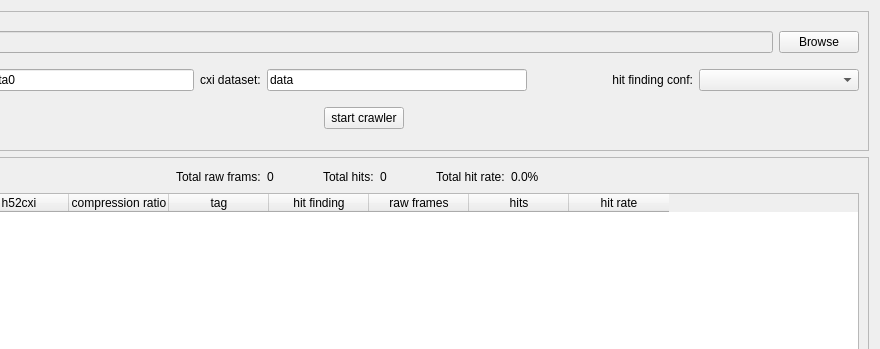
Old version of the form ui/jobs.ui in the repository LiuLab-CSRC/ClickX; both pictures show x 153 to 1033 and y 0 to 349 of the 1033 by 743 pixel window.
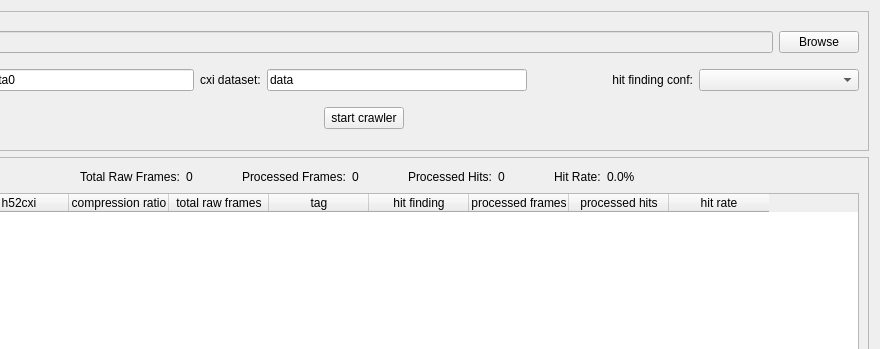
New version of the form.

The edit to the form file:
```diff
--- a/ui/jobs.ui
+++ b/ui/jobs.ui
@@ -192,7 +192,7 @@
           <item>
            <widget class="QLabel" name="label_5">
             <property name="text">
-             <string>Total raw frams:</string>
+             <string>Total Raw Frames:</string>
             </property>
            </widget>
           </item>
@@ -214,12 +214,32 @@
           </item>
          </layout>
         </item>
+        <item>
+         <widget class="QLabel" name="label_8">
+          <property name="text">
+           <string>Processed Frames:</string>
+          </property>
+         </widget>
+        </item>
+        <item>
+         <widget class="QLabel" name="processed_frame_label">
+          <property name="minimumSize">
+           <size>
+            <width>50</width>
+            <height>0</height>
+           </size>
+          </property>
+          <property name="text">
+           <string>0</string>
+          </property>
+         </widget>
+        </item>
         <item>
          <layout class="QHBoxLayout" name="horizontalLayout_7">
           <item>
            <widget class="QLabel" name="label_6">
             <property name="text">
-             <string>Total hits:</string>
+             <string>Processed Hits:</string>
             </property>
            </widget>
           </item>
@@ -241,7 +261,7 @@
         <item>
          <widget class="QLabel" name="label_7">
           <property name="text">
-           <string>Total hit rate:</string>
+           <string>Hit Rate:</string>
           </property>
          </widget>
         </item>
@@ -299,6 +319,11 @@
           <string>compression ratio</string>
          </property>
         </column>
+        <column>
+         <property name="text">
+          <string>total raw frames</string>
+         </property>
+        </column>
         <column>
          <property name="text">
           <string>tag</string>
@@ -311,12 +336,12 @@
         </column>
         <column>
          <property name="text">
-          <string>raw frames</string>
+          <string>processed frames</string>
          </property>
         </column>
         <column>
          <property name="text">
-          <string>hits</string>
+          <string>processed hits</string>
          </property>
         </column>
         <column>
```
Left out of the diff: 4 changed lines with no effect on the pictures.
